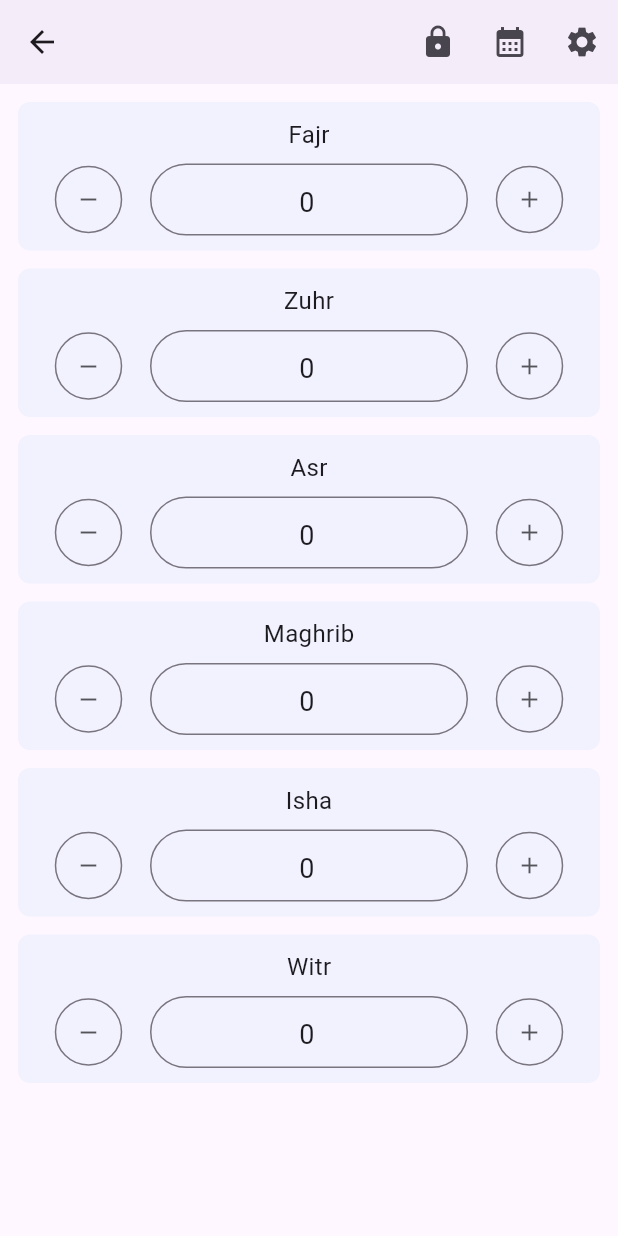
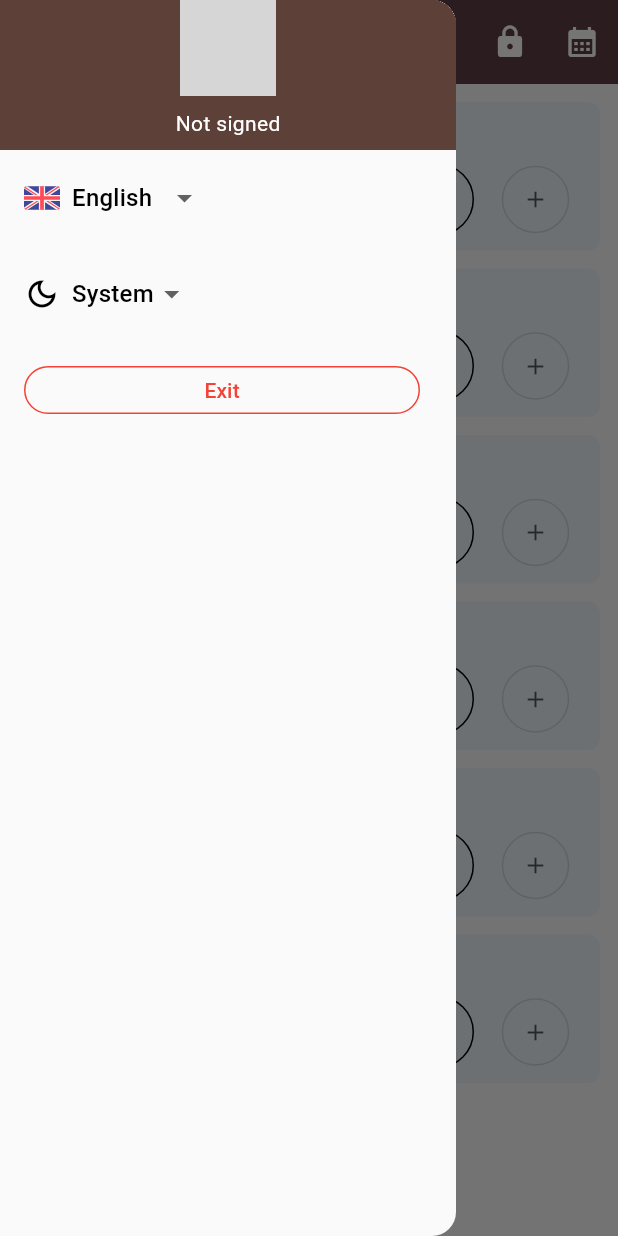
Before and after one commit to Bahrom2101/qaza_tracker, a Flutter app: the MainPage screen opened by its route, with the side drawer open (before the commit the screen has no drawer), on a phone screen of 412 x 824 dp. Run offline on Flutter 3.47's test engine with Material 2 defaults, Android fonts, the phone set to English and light mode, and no system bars; drawn by our look-alikes of keyboard_dismisser; our stand-ins replace bloc, cloud_firestore, easy_localization, equatable, firebase_auth, firebase_core and 9 more; accounts and stored records are empty; generated files the repository leaves out were written again; network calls fail; grey boxes are pictures that could not be loaded.

Commit message:
drawer settled to main page

```diff
--- a/lib/main.dart
+++ b/lib/main.dart
@@ -29,8 +29,8 @@ void main() async {
           Locale(ru),
         ],
         path: 'assets/translations',
-        fallbackLocale: Locale(LocalStorage.getLocale),
-        startLocale: Locale(LocalStorage.getLocale),
+        fallbackLocale: Locale(LocalStorage.locale),
+        startLocale: Locale(LocalStorage.locale),
         assetLoader: const CodegenLoader(),
         child: const QazaApp(),
       ),
--- a/lib/src/config/constants/constants.dart
+++ b/lib/src/config/constants/constants.dart
@@ -24,6 +24,7 @@ const en = 'en';
 const ru = 'ru';
 const dark = 'dark';
 const light = 'light';
+const system = 'system';
 const usersCollection = 'users';
 
 const kBorderRadius = 30.0;
--- a/lib/src/core/local_source/local_storage.dart
+++ b/lib/src/core/local_source/local_storage.dart
@@ -1,3 +1,4 @@
+import 'package:qaza_tracker/src/config/constants/constants.dart';
 import 'package:qaza_tracker/src/core/local_source/storage_keys.dart';
 import 'package:qaza_tracker/src/features/main/data/models/user_model.dart';
 import 'package:shared_preferences/shared_preferences.dart';
@@ -55,6 +56,14 @@ class LocalStorage {
     await _localStorage?.setInt(StorageKeys.witr, value);
   }
 
+  static Future<void> setThemeMode(String value) async {
+    await _localStorage?.setString(StorageKeys.themeMode, value);
+  }
+
+  static Future<void> setImage(String value) async {
+    await _localStorage?.setString(StorageKeys.image, value);
+  }
+
   static Future<void> setUser(UserModel user) async {
     await _localStorage?.setString(StorageKeys.email, user.email);
     await _localStorage?.setInt(StorageKeys.fajr, user.fajr);
@@ -65,8 +74,8 @@ class LocalStorage {
     await _localStorage?.setInt(StorageKeys.witr, user.witr);
   }
 
-  static String get getLocale =>
-      _localStorage?.getString(StorageKeys.locale) ?? 'en';
+  static String get locale =>
+      _localStorage?.getString(StorageKeys.locale) ?? en;
 
   static bool get signed => _localStorage?.getBool(StorageKeys.signed) ?? false;
 
@@ -84,6 +93,11 @@ class LocalStorage {
 
   static int get witr => _localStorage?.getInt(StorageKeys.witr) ?? 0;
 
+  static String get themeMode =>
+      _localStorage?.getString(StorageKeys.themeMode) ?? system;
+
+  static String get image => _localStorage?.getString(StorageKeys.image) ?? '';
+
   static UserModel get user => UserModel(
         email: email,
         fajr: fajr,
@@ -96,6 +110,7 @@ class LocalStorage {
 
   static Future<void> clearProfile() async {
     await setUser(const UserModel());
+    await setImage('');
     await setSigned(false);
   }
 }
--- a/lib/src/core/local_source/storage_keys.dart
+++ b/lib/src/core/local_source/storage_keys.dart
@@ -10,4 +10,6 @@ class StorageKeys {
   static const maghrib = "maghrib";
   static const isha = "isha";
   static const witr = "witr";
+  static const themeMode = "theme_mode";
+  static const image = "image";
 }
--- /dev/null
+++ b/lib/src/features/app/presentation/blocs/app_bloc.dart
@@ -0,0 +1,14 @@
+import 'package:bloc/bloc.dart';
+import 'package:equatable/equatable.dart';
+
+part 'app_event.dart';
+
+part 'app_state.dart';
+
+class AppBloc extends Bloc<AppEvent, AppState> {
+  AppBloc(String themeMode) : super(AppState(themeMode: themeMode)) {
+    on<ChangeThemeModeEvent>((event, emit) {
+      emit(state.copWith(themeMode: event.mode));
+    });
+  }
+}
--- /dev/null
+++ b/lib/src/features/app/presentation/blocs/app_event.dart
@@ -0,0 +1,11 @@
+part of 'app_bloc.dart';
+
+abstract class AppEvent {
+  const AppEvent();
+}
+
+class ChangeThemeModeEvent extends AppEvent {
+  final String mode;
+
+  const ChangeThemeModeEvent(this.mode);
+}
--- /dev/null
+++ b/lib/src/features/app/presentation/blocs/app_state.dart
@@ -0,0 +1,20 @@
+part of 'app_bloc.dart';
+
+class AppState extends Equatable {
+  final String themeMode;
+
+  const AppState({
+    required this.themeMode,
+  });
+
+  AppState copWith({
+    String? themeMode,
+    bool? unlocked,
+  }) =>
+      AppState(
+        themeMode: themeMode ?? this.themeMode,
+      );
+
+  @override
+  List<Object?> get props => [themeMode];
+}
--- a/lib/src/features/common/presentation/components/text_inputs/app_text_input.dart
+++ b/lib/src/features/common/presentation/components/text_inputs/app_text_input.dart
@@ -13,6 +13,7 @@ class AppTextInput extends StatelessWidget {
     this.text,
     this.maxLength,
     this.onChanged,
+    this.readOnly = false,
   }) : super(key: key);
 
   final FocusNode? focus;
@@ -24,11 +25,13 @@ class AppTextInput extends StatelessWidget {
   final String? text;
   final int? maxLength;
   final Function(String)? onChanged;
+  final bool readOnly;
 
   @override
   Widget build(BuildContext context) {
     return TextFormField(
-      focusNode: focus,
+      readOnly: readOnly,
+      focusNode: readOnly ? null : focus,
       controller: controller ?? TextEditingController(text: text),
       maxLines: 1,
       onChanged: onChanged,
--- a/lib/src/features/login/presentation/blocs/login_bloc.dart
+++ b/lib/src/features/login/presentation/blocs/login_bloc.dart
@@ -60,6 +60,7 @@ class LoginBloc extends Bloc<LoginEvent, LoginState> {
               ).toJson());
         }
         LocalStorage.setEmail(userCredential.user?.email ?? '');
+        LocalStorage.setImage(userCredential.user?.photoURL ?? '');
         LocalStorage.setSigned(true);
         add(const ChangeStatusEvent(FormzSubmissionStatus.success));
       } else {
@@ -112,6 +113,7 @@ class LoginBloc extends Bloc<LoginEvent, LoginState> {
             ).toJson());
       }
       LocalStorage.setEmail(userCredential.user?.email ?? '');
+      LocalStorage.setImage(userCredential.user?.photoURL ?? '');
       LocalStorage.setSigned(true);
       add(const ChangeStatusEvent(FormzSubmissionStatus.success));
     } catch (e) {
@@ -123,7 +125,7 @@ class LoginBloc extends Bloc<LoginEvent, LoginState> {
   }
 
   String generateNonce([int length = 32]) {
-    final charset =
+    const charset =
         '0123456789ABCDEFGHIJKLMNOPQRSTUVXYZabcdefghijklmnopqrstuvwxyz-._';
     final random = Random.secure();
     return List.generate(length, (_) => charset[random.nextInt(charset.length)])
--- a/lib/src/features/login/presentation/pages/login_page.dart
+++ b/lib/src/features/login/presentation/pages/login_page.dart
@@ -101,7 +101,7 @@ class _LoginPageState extends State<LoginPage> {
                             if (value != _languageCode) {
                               context.setLocale(Locale(value ?? _languageCode));
                               setState(() {
-                                _languageCode = value ?? 'en';
+                                _languageCode = value ?? en;
                               });
                               LocalStorage.setLocale(_languageCode);
                             }
--- a/lib/src/features/main/presentation/pages/main_page.dart
+++ b/lib/src/features/main/presentation/pages/main_page.dart
@@ -1,14 +1,11 @@
 import 'package:easy_localization/easy_localization.dart';
-import 'package:firebase_auth/firebase_auth.dart';
 import 'package:flutter/material.dart';
 import 'package:flutter_bloc/flutter_bloc.dart';
-import 'package:google_sign_in/google_sign_in.dart';
 import 'package:qaza_tracker/src/config/constants/constants.dart';
 import 'package:qaza_tracker/src/config/routes/app_routes.dart';
-import 'package:qaza_tracker/src/core/local_source/local_storage.dart';
-import 'package:qaza_tracker/src/features/common/presentation/dialogs/settings_dialog.dart';
 import 'package:qaza_tracker/src/features/main/domain/entities/user_entity.dart';
 import 'package:qaza_tracker/src/features/main/presentation/blocs/main_bloc.dart';
+import 'package:qaza_tracker/src/features/main/presentation/widgets/app_drawer.dart';
 import 'package:qaza_tracker/src/features/main/presentation/widgets/qaza_item.dart';
 
 class MainPage extends StatefulWidget {
@@ -23,6 +20,7 @@ class MainPage extends StatefulWidget {
 class _MainPageState extends State<MainPage>
     with AutomaticKeepAliveClientMixin {
   late MainBloc bloc;
+  bool locked = true;
 
   @override
   void initState() {
@@ -46,8 +44,12 @@ class _MainPageState extends State<MainPage>
               elevation: 2,
               actions: [
                 IconButton(
-                  onPressed: () {},
-                  icon: const Icon(Icons.lock),
+                  onPressed: () {
+                    setState(() {
+                      locked = !locked;
+                    });
+                  },
+                  icon: Icon(locked ? Icons.lock : Icons.lock_open_outlined),
                 ),
                 IconButton(
                   onPressed: () async {
@@ -61,33 +63,15 @@ class _MainPageState extends State<MainPage>
                   },
                   icon: const Icon(Icons.calendar_month),
                 ),
-                IconButton(
-                  icon: const Icon(Icons.settings),
-                  onPressed: () async {
-                    var prev = context.locale.languageCode;
-                    showDialog<String>(
-                      context: context,
-                      builder: (context) => SettingsDialog(
-                        language: prev,
-                      ),
-                    ).then((value) async {
-                      if (value == 'exit') {
-                        Navigator.pushNamedAndRemoveUntil(
-                            context, AppRoutes.login, (route) => false);
-                        await FirebaseAuth.instance.signOut();
-                        GoogleSignIn().signOut();
-                        await LocalStorage.clearProfile();
-                      }
-                    });
-                  },
-                )
               ],
             ),
+            drawer: const AppDrawer(),
             body: ListView.separated(
               padding: const EdgeInsets.symmetric(vertical: 12, horizontal: 12),
               itemBuilder: (_, index) {
                 var salahCount = getSalahCount(index, state.user);
                 return QazaItem(
+                  locked: locked,
                   onTapPlus: () =>
                       bloc.add(ChangeValueEvent(index, salahCount + 1)),
                   onTapMinus: () =>
--- /dev/null
+++ b/lib/src/features/main/presentation/widgets/app_drawer.dart
@@ -0,0 +1,186 @@
+import 'package:easy_localization/easy_localization.dart';
+import 'package:firebase_auth/firebase_auth.dart';
+import 'package:flutter/material.dart';
+import 'package:flutter_bloc/flutter_bloc.dart';
+import 'package:flutter_svg/flutter_svg.dart';
+import 'package:google_sign_in/google_sign_in.dart';
+import 'package:qaza_tracker/generated/locale_keys.g.dart';
+import 'package:qaza_tracker/src/config/constants/constants.dart';
+import 'package:qaza_tracker/src/config/routes/app_routes.dart';
+import 'package:qaza_tracker/src/config/themes/app_icons.dart';
+import 'package:qaza_tracker/src/core/local_source/local_storage.dart';
+import 'package:qaza_tracker/src/features/app/presentation/blocs/app_bloc.dart';
+
+class AppDrawer extends StatefulWidget {
+  const AppDrawer({
+    Key? key,
+  }) : super(key: key);
+
+  @override
+  State<AppDrawer> createState() => _AppDrawerState();
+}
+
+class _AppDrawerState extends State<AppDrawer> {
+  String _languageCode = uz;
+  String themMode = LocalStorage.themeMode;
+
+  @override
+  Widget build(BuildContext context) {
+    return Drawer(
+      backgroundColor: Theme.of(context).scaffoldBackgroundColor,
+      child: Column(
+        crossAxisAlignment: CrossAxisAlignment.stretch,
+        mainAxisSize: MainAxisSize.min,
+        children: [
+          _header(context),
+          ListTile(
+            title: DropdownButton(
+              value: context.locale.languageCode,
+              items: itemsLanguage,
+              underline: const SizedBox(),
+              onChanged: (value) {
+                if (value != _languageCode) {
+                  context.setLocale(Locale(value ?? _languageCode));
+                  setState(() {
+                    _languageCode = value ?? en;
+                  });
+                  LocalStorage.setLocale(_languageCode);
+                }
+              },
+            ),
+          ),
+          ListTile(
+            title: DropdownButton(
+              value: themMode,
+              items: itemsThemeMode,
+              underline: const SizedBox(),
+              onChanged: (value) {
+                if (value != themMode) {
+                  context
+                      .read<AppBloc>()
+                      .add(ChangeThemeModeEvent(value ?? light));
+                  LocalStorage.setThemeMode(value ?? light);
+                  setState(() {
+                    themMode = value ?? light;
+                  });
+                }
+              },
+            ),
+          ),
+          ListTile(
+            title: OutlinedButton(
+              onPressed: () async {
+                Navigator.pushNamedAndRemoveUntil(
+                    context, AppRoutes.login, (route) => false);
+                await FirebaseAuth.instance.signOut();
+                GoogleSignIn().signOut();
+                await LocalStorage.clearProfile();
+              },
+              style: OutlinedButton.styleFrom(
+                minimumSize: const Size.fromHeight(32),
+                side: const BorderSide(color: Colors.red),
+              ),
+              child: Text(
+                LocaleKeys.exit.tr(),
+                style: const TextStyle(color: Colors.red),
+              ),
+            ),
+          )
+        ],
+      ),
+    );
+  }
+
+  Widget _header(BuildContext context) => Container(
+        color: Theme.of(context).appBarTheme.backgroundColor,
+        padding: EdgeInsets.only(top: MediaQuery.of(context).padding.top),
+        child: Column(
+          children: [
+            CircleAvatar(
+              radius: 32,
+              backgroundColor: Theme.of(context)
+                  .appBarTheme
+                  .backgroundColor
+                  ?.withOpacity(0.5),
+              foregroundColor: Theme.of(context)
+                  .appBarTheme
+                  .backgroundColor
+                  ?.withOpacity(0.5),
+              backgroundImage: NetworkImage(LocalStorage.image),
+            ),
+            kHeight8,
+            Text(
+              LocalStorage.email.isEmpty ? 'Not signed' : LocalStorage.email,
+              style: const TextStyle(color: Colors.white),
+            ),
+            kHeight8,
+          ],
+        ),
+      );
+
+  List<DropdownMenuItem<String>> itemsLanguage = [
+    DropdownMenuItem(
+      value: en,
+      child: Row(
+        children: [
+          SvgPicture.asset(AppIcons.en),
+          kWidth8,
+          const Text('English'),
+        ],
+      ),
+    ),
+    DropdownMenuItem(
+      value: uz,
+      child: Row(
+        children: [
+          SvgPicture.asset(AppIcons.uz),
+          kWidth8,
+          const Text("O'zbek"),
+        ],
+      ),
+    ),
+    DropdownMenuItem(
+      value: ru,
+      child: Row(
+        children: [
+          SvgPicture.asset(AppIcons.ru),
+          kWidth8,
+          const Text('Русский'),
+        ],
+      ),
+    ),
+  ];
+
+  List<DropdownMenuItem<String>> itemsThemeMode = [
+    const DropdownMenuItem(
+      value: light,
+      child: Row(
+        children: [
+          Icon(Icons.light_mode_outlined),
+          kWidth8,
+          Text('Light'),
+        ],
+      ),
+    ),
+    const DropdownMenuItem(
+      value: dark,
+      child: Row(
+        children: [
+          Icon(Icons.dark_mode),
+          kWidth8,
+          Text("Dark"),
+        ],
+      ),
+    ),
+    const DropdownMenuItem(
+      value: system,
+      child: Row(
+        children: [
+          Icon(Icons.dark_mode_outlined),
+          kWidth8,
+          Text('System'),
+        ],
+      ),
+    ),
+  ];
+}
--- a/lib/src/features/main/presentation/widgets/qaza_item.dart
+++ b/lib/src/features/main/presentation/widgets/qaza_item.dart
@@ -1,6 +1,5 @@
 import 'package:flutter/material.dart';
 import 'package:flutter/scheduler.dart';
-import 'package:flutter/services.dart';
 import 'package:qaza_tracker/src/config/constants/constants.dart';
 import 'package:qaza_tracker/src/features/common/presentation/components/text_inputs/app_text_input.dart';
 
@@ -13,6 +12,7 @@ class QazaItem extends StatefulWidget {
     required this.name,
     required this.count,
     required this.onChange,
+    required this.locked,
   }) : super(key: key);
 
   final VoidCallback onTapPlus;
@@ -21,6 +21,7 @@ class QazaItem extends StatefulWidget {
   final String name;
   final int count;
   final Function(int) onChange;
+  final bool locked;
 
   @override
   State<QazaItem> createState() => _QazaItemState();
@@ -30,13 +31,10 @@ class _QazaItemState extends State<QazaItem> {
   final controller = TextEditingController();
   final FocusNode _focus = FocusNode();
   bool _focused = false;
-  bool isDarkMode = false;
 
   @override
   void initState() {
     super.initState();
-    var brightness = SchedulerBinding.instance.window.platformBrightness;
-    isDarkMode = brightness == Brightness.dark;
     _focus.addListener(() {
       setState(() {
         _focused = _focus.hasFocus;
@@ -61,12 +59,10 @@ class _QazaItemState extends State<QazaItem> {
           ),
           kHeight8,
           Row(
-            crossAxisAlignment: CrossAxisAlignment.center,
-            mainAxisAlignment: MainAxisAlignment.center,
             mainAxisSize: MainAxisSize.min,
             children: [
               OutlinedButton(
-                onPressed: widget.onTapMinus,
+                onPressed: widget.locked ? null : widget.onTapMinus,
                 style: OutlinedButton.styleFrom(
                   shape: const CircleBorder(),
                   minimumSize: const Size(45, 45),
@@ -77,9 +73,9 @@ class _QazaItemState extends State<QazaItem> {
                 ),
               ),
               kWidth8,
-              SizedBox(
-                width: widget.width - 200,
+              Expanded(
                 child: AppTextInput(
+                    readOnly: widget.locked,
                     focus: _focus,
                     controller: controller..text = widget.count.toString(),
                     focused: _focused,
@@ -91,7 +87,7 @@ class _QazaItemState extends State<QazaItem> {
               ),
               kWidth8,
               OutlinedButton(
-                onPressed: widget.onTapPlus,
+                onPressed: widget.locked ? null : widget.onTapPlus,
                 style: OutlinedButton.styleFrom(
                   shape: const CircleBorder(),
                   minimumSize: const Size(45, 45),
```
Also changed, not shown: lib/src/config/themes/app_theme.dart (+9 -51 lines), lib/src/features/app/presentation/pages/qaza_app.dart (+36 -4 lines).
